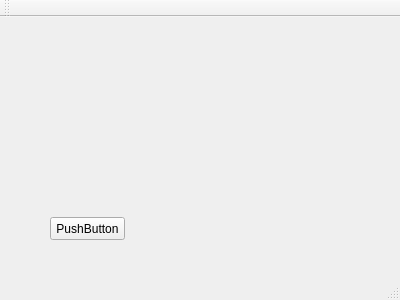
This is mainwindow.ui in ajisolicha/Jangan-Menyerah as Qt 5 draws it before an edit. The edited form follows.
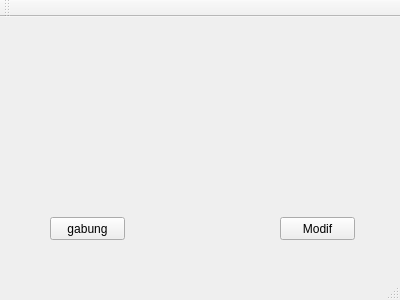
This is the edited form.

The edit to the form file:
```diff
--- a/mainwindow.ui
+++ b/mainwindow.ui
@@ -43,7 +43,20 @@
      </rect>
     </property>
     <property name="text">
-     <string>PushButton</string>
+     <string>gabung</string>
+    </property>
+   </widget>
+   <widget class="QPushButton" name="pushButton_2">
+    <property name="geometry">
+     <rect>
+      <x>280</x>
+      <y>200</y>
+      <width>75</width>
+      <height>23</height>
+     </rect>
+    </property>
+    <property name="text">
+     <string>Modif</string>
     </property>
    </widget>
   </widget>
```
